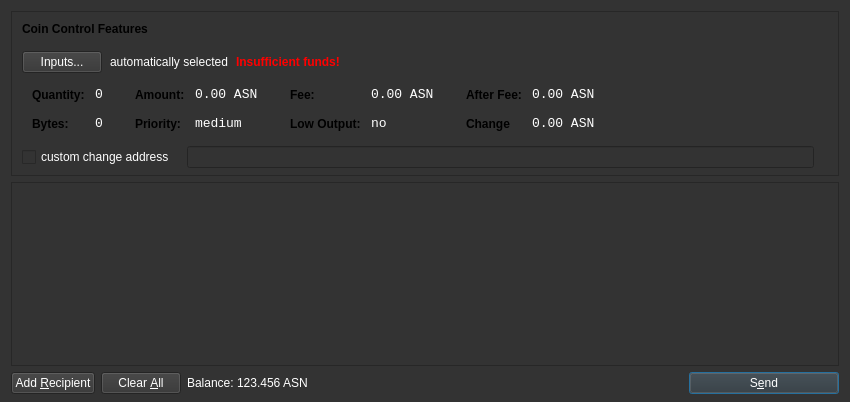
Before: the Qt Designer form src/qt/forms/sendcoinsdialog.ui in ascensioncoin/AscensionCoin, drawn with Qt 5.
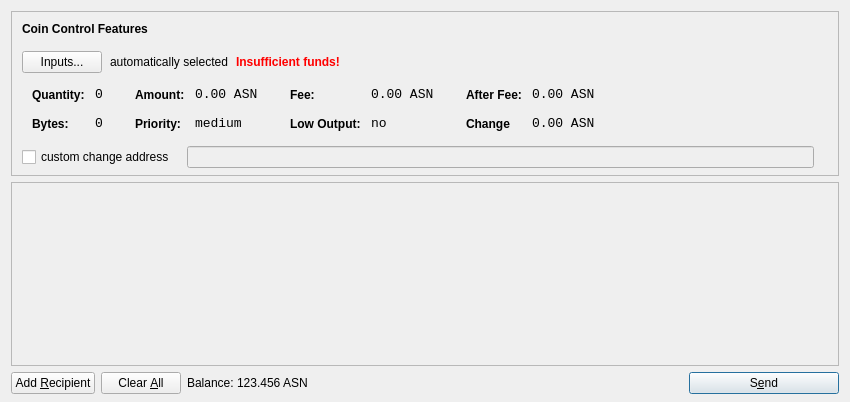
After: the same form once the commit is applied. Icons and pictures are not drawn.

```diff
--- a/src/qt/forms/sendcoinsdialog.ui
+++ b/src/qt/forms/sendcoinsdialog.ui
@@ -10,400 +10,9 @@
     <height>402</height>
    </rect>
   </property>
-  <property name="palette">
-   <palette>
-    <active>
-     <colorrole role="WindowText">
-      <brush brushstyle="SolidPattern">
-       <color alpha="255">
-        <red>255</red>
-        <green>255</green>
-        <blue>255</blue>
-       </color>
-      </brush>
-     </colorrole>
-     <colorrole role="Button">
-      <brush brushstyle="SolidPattern">
-       <color alpha="255">
-        <red>51</red>
-        <green>51</green>
-        <blue>51</blue>
-       </color>
-      </brush>
-     </colorrole>
-     <colorrole role="Text">
-      <brush brushstyle="SolidPattern">
-       <color alpha="255">
-        <red>255</red>
-        <green>255</green>
-        <blue>255</blue>
-       </color>
-      </brush>
-     </colorrole>
-     <colorrole role="ButtonText">
-      <brush brushstyle="SolidPattern">
-       <color alpha="255">
-        <red>255</red>
-        <green>255</green>
-        <blue>255</blue>
-       </color>
-      </brush>
-     </colorrole>
-     <colorrole role="Base">
-      <brush brushstyle="SolidPattern">
-       <color alpha="255">
-        <red>51</red>
-        <green>51</green>
-        <blue>51</blue>
-       </color>
-      </brush>
-     </colorrole>
-     <colorrole role="Window">
-      <brush brushstyle="SolidPattern">
-       <color alpha="255">
-        <red>51</red>
-        <green>51</green>
-        <blue>51</blue>
-       </color>
-      </brush>
-     </colorrole>
-    </active>
-    <inactive>
-     <colorrole role="WindowText">
-      <brush brushstyle="SolidPattern">
-       <color alpha="255">
-        <red>255</red>
-        <green>255</green>
-        <blue>255</blue>
-       </color>
-      </brush>
-     </colorrole>
-     <colorrole role="Button">
-      <brush brushstyle="SolidPattern">
-       <color alpha="255">
-        <red>51</red>
-        <green>51</green>
-        <blue>51</blue>
-       </color>
-      </brush>
-     </colorrole>
-     <colorrole role="Text">
-      <brush brushstyle="SolidPattern">
-       <color alpha="255">
-        <red>255</red>
-        <green>255</green>
-        <blue>255</blue>
-       </color>
-      </brush>
-     </colorrole>
-     <colorrole role="ButtonText">
-      <brush brushstyle="SolidPattern">
-       <color alpha="255">
-        <red>255</red>
-        <green>255</green>
-        <blue>255</blue>
-       </color>
-      </brush>
-     </colorrole>
-     <colorrole role="Base">
-      <brush brushstyle="SolidPattern">
-       <color alpha="255">
-        <red>51</red>
-        <green>51</green>
-        <blue>51</blue>
-       </color>
-      </brush>
-     </colorrole>
-     <colorrole role="Window">
-      <brush brushstyle="SolidPattern">
-       <color alpha="255">
-        <red>51</red>
-        <green>51</green>
-        <blue>51</blue>
-       </color>
-      </brush>
-     </colorrole>
-    </inactive>
-    <disabled>
-     <colorrole role="WindowText">
-      <brush brushstyle="SolidPattern">
-       <color alpha="255">
-        <red>255</red>
-        <green>255</green>
-        <blue>255</blue>
-       </color>
-      </brush>
-     </colorrole>
-     <colorrole role="Button">
-      <brush brushstyle="SolidPattern">
-       <color alpha="255">
-        <red>51</red>
-        <green>51</green>
-        <blue>51</blue>
-       </color>
-      </brush>
-     </colorrole>
-     <colorrole role="Text">
-      <brush brushstyle="SolidPattern">
-       <color alpha="255">
-        <red>255</red>
-        <green>255</green>
-        <blue>255</blue>
-       </color>
-      </brush>
-     </colorrole>
-     <colorrole role="ButtonText">
-      <brush brushstyle="SolidPattern">
-       <color alpha="255">
-        <red>255</red>
-        <green>255</green>
-        <blue>255</blue>
-       </color>
-      </brush>
-     </colorrole>
-     <colorrole role="Base">
-      <brush brushstyle="SolidPattern">
-       <color alpha="255">
-        <red>51</red>
-        <green>51</green>
-        <blue>51</blue>
-       </color>
-      </brush>
-     </colorrole>
-     <colorrole role="Window">
-      <brush brushstyle="SolidPattern">
-       <color alpha="255">
-        <red>51</red>
-        <green>51</green>
-        <blue>51</blue>
-       </color>
-      </brush>
-     </colorrole>
-    </disabled>
-   </palette>
-  </property>
   <property name="windowTitle">
    <string>Send Coins</string>
   </property>
-  <property name="styleSheet">
-   <string notr="true">QProgressBar {
-        background-color: #333333;
-        border-radius: 6px;
-        text-align: center;
-        color: white;
-}
-
-QProgressBar::chunk {
-        background: QLinearGradient(x1: 0, y1: 0, x2: 1, y2: 0, stop: 0 #AEC6CF, stop: 1 #AEC6FF);
-        border-radius: 6px; margin: 0px;
-}
-
-QScrollArea {
-        border-radius: 6px;
-        border-width: 0;
-        border-style: none;
-        padding: 8px;
-        background-color: #111;
-        color: white;
-}
-
-QSpinBox {
-        border-radius: 4px;
-        border-width: 0;
-        border-style: none;
-        padding: 8px;
-        background-color: #111;
-        color: white;
-}
-
-QVBoxLayout {
-        border-radius: 6px;
-        border-width: 0;
-        border-style: none;
-        padding: 8px;
-        background-color: #111;
-        color: white;
-}
-
-QDialog, QMainWindow, QFrame {
-        color: white;
-        background-color: #333333;
-        border: none;
-}
-
-QMenu {
-        background-color: #333333; color: white;
-}
-
-QLabel {
-        background-color: transparent;
-}
-
-QCheckBox {
-        border-radius: 2px;
-        border-width: 0;
-        border-style: none;
-        padding: 3px;
-        background-color: #111;
-        color: white;
-}
-
-QFrame#central { background-color: #333333; border: none }
-QFrame#frame, QFrame#frame_2, QFrame#frame_3 {
-        background-color: #333333;
-        border-style: plain;
-        border-width: 20px;
-        border-radius: 15px;
-        border-color: #111;
-        min-width: 10em;
-        padding: 6px;
-}
-QLabel[openExternalLinks=true], QHeaderView { color: #aaaaaa }
-QLabel[openExternalLinks=false] { color: white; font-weight: normal }
-QPushButton, QToolButton {
-        border: 4px solid #111;
-        border-radius: 7px;
-        background-color: #111;
-        color: white;
-        padding: 6px;
-        margin: 6px;
-}
-QPushButton:pressed, QToolButton:checked {
-        color: #AEC6CF;
-}
-QPushButton:pressed, QToolButton:pressed {
-        border-color: #AEC6DF;
-        color: #AEC6DF;
-}
-QPushButton:disabled, QToolButton:disabled {
-        color: #444;
-        background-color: #222;
-}
-
-
-#scrollAreaWidgetContents QToolButton {
-        border-radius: 8px;
-        border-width: 0px;
-}
-
-/* the background-color is overridden to transparent for mac os x
-   due to the entire toolbar area not being drawable in a regular
-   QMainWindow
-*/
-QToolBar { background: #333333; border: 0px solid black; padding: 3px; }
-
-QToolBar::handle { image: url(handle.png); }
-QStatusBar { background: #333333; }
-QMenuBar { background: #333333; }
-QMenuBar::item { background: #333333; color: white; }
-
-#scrollAreaWidgetContents { background: #222 }
-#scrollAreaWidgetContents &gt; QFrame { background-color: #222; border-width: 0px; border-style: none; }
-
-QLineEdit {
-        border-radius: 6px;
-        border-width: 2px;
-        border-color: #222;
-        padding: 8px;
-        background-color: #111;
-        color: white;
-}
-
-QComboBox {
-        border-radius: 6px;
-        border-width: 0;
-        border-style: none;
-        padding: 8px;
-        background-color: #111;
-        color: white;
-}
-
-QComboBox::drop-down {
-        border-width: 0;
-        border-style: none;
-        background-color: #111;
-        color: white;
-}
-
-QTableView {
-        background: #111;
-        color: white;
-        border-style: none;
-        selection-background-color: #aaaaaa;
-    alternate-background-color: #222;
-        selection-color: #111;
-        border: 0px solid black;
-}
-
-QHeaderView { color: #aaaaaa; background-color: #111; background-image: none; }
-QHeaderView::section { color: #aaaaaa; background-color: #222; }
-QHeaderView::section:checked { background-color: #111; }
-
-QTabWidget {
-        background: #111;
-}
-
- QTabWidget::pane {
-     border-top: 2px solid #111;
-     border: 4px solid #111;
-     border-bottom-left-radius: 8px;
-     border-bottom-right-radius: 8px;
-     border-top-right-radius: 8px;
-        background: #111;
- }
-
- QTabWidget::tab-bar {
-     left: 5px; /* move to the right by 5px */
- }
-
- /* Style the tab using the tab sub-control. Note that
-     it reads QTabBar _not_ QTabWidget */
- QTabBar::tab {
-     background: #111;
-     border: 4px solid #222;
-     border-bottom-color: #111; /* same as the pane color */
-     border-top-left-radius: 4px;
-     border-top-right-radius: 4px;
-     min-width: 8ex;
-     padding: 4px;
-     color: #888;
- }
-
- QTabBar::tab:selected, QTabBar::tab:hover {
-     color: #aaaaaa
- }
-
- QTabBar::tab:selected {
-     border-color: #111; /* same as pane color */
-     border-top-color: #aaaaaa;
- }
-
- QTabBar::tab:!selected {
-     margin-top: 2px; /* make non-selected tabs look smaller */
- }
-
- /* make use of negative margins for overlapping tabs */
- QTabBar::tab:selected {
-     /* expand/overlap to the left and right by 4px */
-     margin-left: -4px;
-     margin-right: -4px;
- }
-
- QTabBar::tab:first:selected {
-     margin-left: 0; /* the first selected tab has nothing to overlap with on the left */
- }
-
- QTabBar::tab:last:selected {
-     margin-right: 0; /* the last selected tab has nothing to overlap with on the right */
- }
-
- QTabBar::tab:only-one {
-     margin: 0; /* if there is only one tab, we don't want overlapping margins */
- }
-
-
-</string>
-  </property>
   <layout class="QVBoxLayout" name="verticalLayout" stretch="0,1,0">
    <property name="bottomMargin">
     <number>8</number>
@@ -1025,8 +634,8 @@
        <rect>
         <x>0</x>
         <y>0</y>
-        <width>816</width>
-        <height>104</height>
+        <width>830</width>
+        <height>174</height>
        </rect>
       </property>
       <layout class="QVBoxLayout" name="verticalLayout_2">
```
